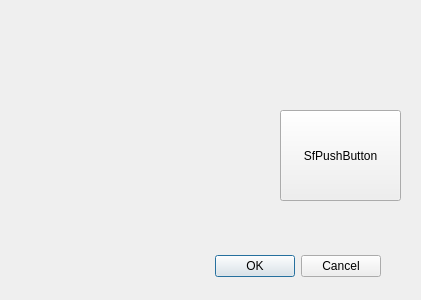
This is bin/analog-clock.ui in Scanframe/sf-mod-app as Qt 5 draws it before an edit. The edited form follows.
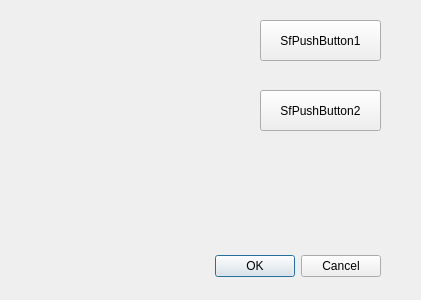
This is the edited form. Icons and pictures are not drawn. Custom widgets are drawn as their Qt base class.

Commit message: Added property to custom button widget to set icon from resource using string property. Also set specification to disable translation of this new added property.

The edit to the form file:
```diff
--- a/bin/analog-clock.ui
+++ b/bin/analog-clock.ui
@@ -48,10 +48,10 @@
   <widget class="SfPushButton" name="sfPushButton">
    <property name="geometry">
     <rect>
-     <x>280</x>
-     <y>110</y>
+     <x>260</x>
+     <y>20</y>
      <width>121</width>
-     <height>91</height>
+     <height>41</height>
     </rect>
    </property>
    <property name="toolTip">
@@ -61,7 +61,42 @@
     <string>The a button for testing properties.</string>
    </property>
    <property name="text">
-    <string>SfPushButton</string>
+    <string>SfPushButton1</string>
+   </property>
+   <property name="icon">
+    <iconset resource="../com/misc/resource/resource.qrc">
+     <normaloff>:/logo/scanframe</normaloff>:/logo/scanframe</iconset>
+   </property>
+   <property name="iconSource">
+    <string notr="true"/>
+   </property>
+  </widget>
+  <widget class="SfPushButton" name="sfPushButton2">
+   <property name="geometry">
+    <rect>
+     <x>260</x>
+     <y>90</y>
+     <width>121</width>
+     <height>41</height>
+    </rect>
+   </property>
+   <property name="toolTip">
+    <string>A inherited push button</string>
+   </property>
+   <property name="whatsThis">
+    <string>The a button for testing properties.</string>
+   </property>
+   <property name="text">
+    <string>SfPushButton2</string>
+   </property>
+   <property name="iconSize">
+    <size>
+     <width>24</width>
+     <height>24</height>
+    </size>
+   </property>
+   <property name="iconSource">
+    <string notr="true">:/logo/scanframe</string>
    </property>
   </widget>
  </widget>
```
Left out of the diff: 25 changed lines with no effect on the pictures. The commit also changes 7 other files.
